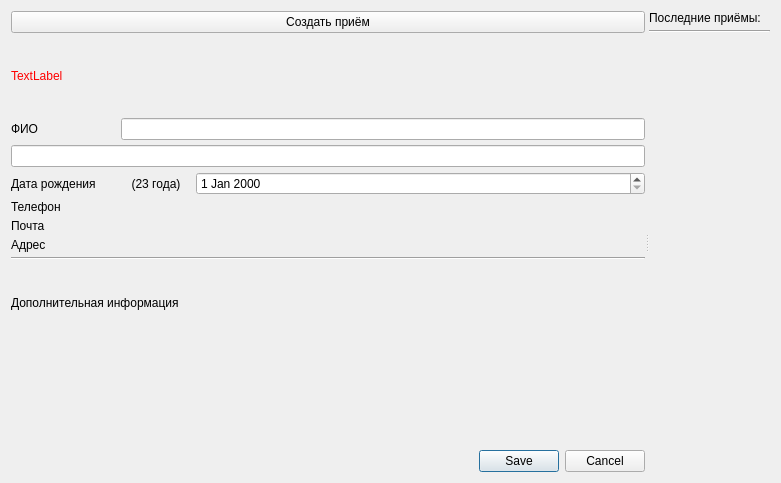
Before: the Qt Designer form interface/patient/patientForm.ui in strizh78/MApp, drawn with Qt 5.
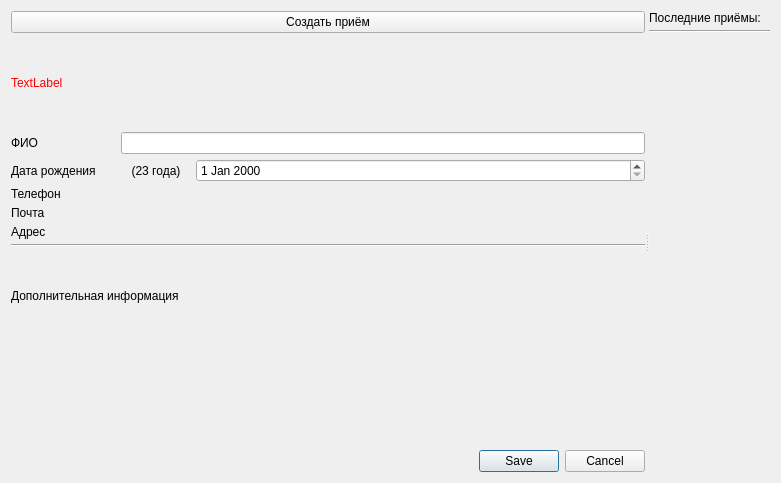
After: the same form once the commit is applied. Icons and pictures are not drawn. Custom widgets are drawn as their Qt base class.

Commit message: refactor patient form (delete initials)

```diff
--- a/interface/patient/patientForm.ui
+++ b/interface/patient/patientForm.ui
@@ -129,9 +129,6 @@
              </property>
             </widget>
            </item>
-           <item row="1" column="0" colspan="2">
-            <widget class="QLineEdit" name="lineEdit"/>
-           </item>
           </layout>
          </item>
          <item>
```
